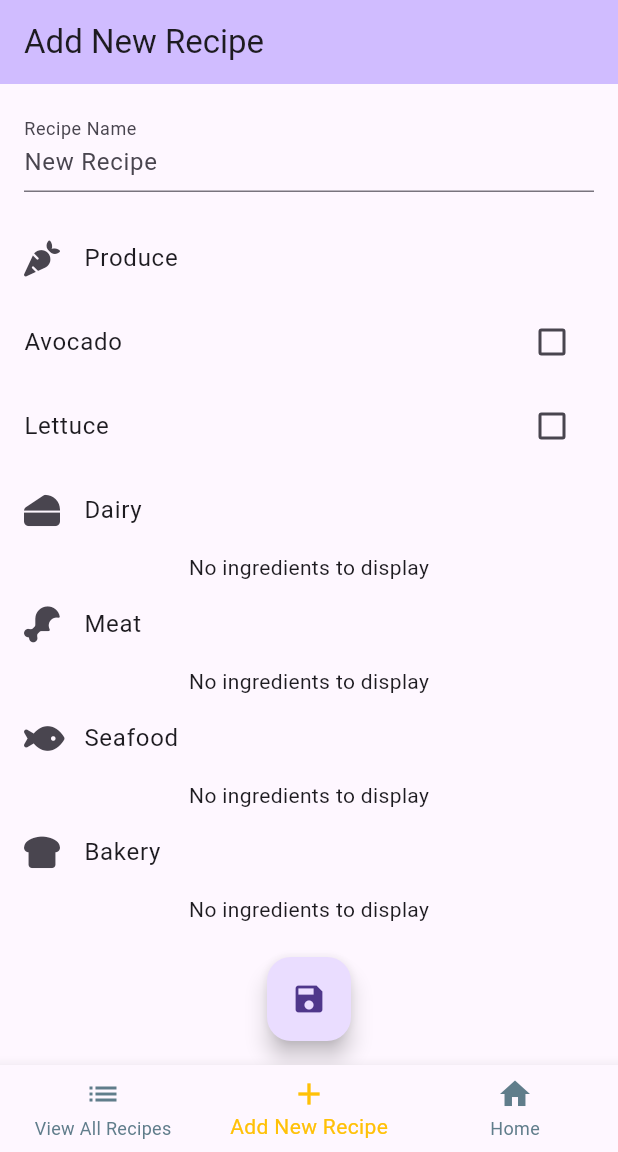
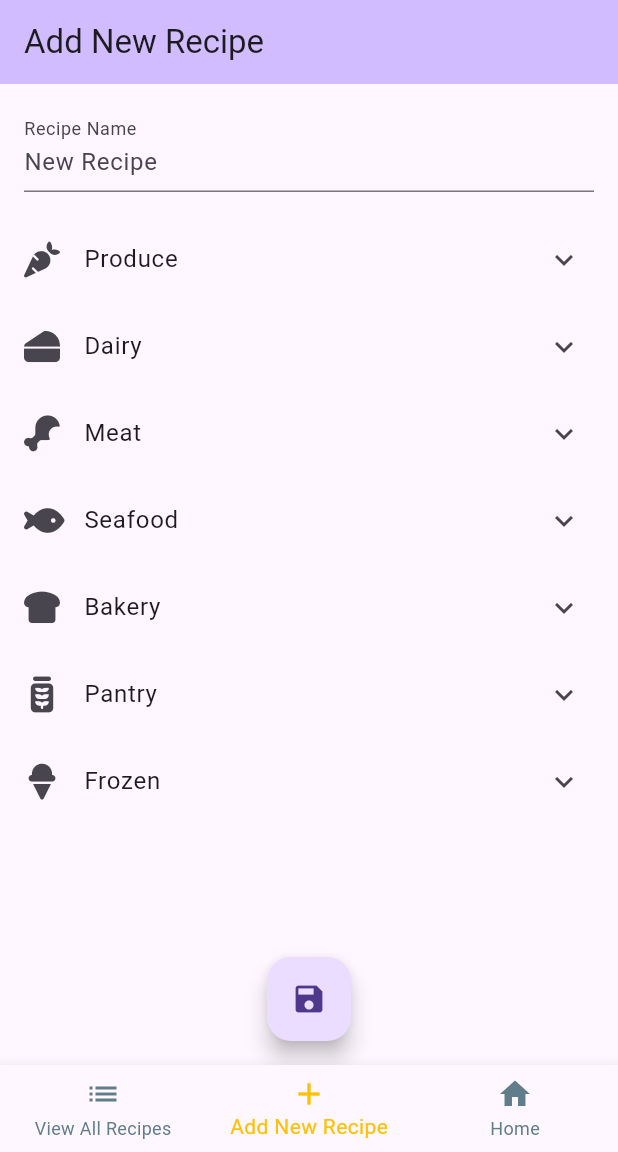
Before and after one commit to joelenehales/meal-plan-app, a Flutter app: the screen it shows after launch, item 2 of the bottom bar chosen, on a phone screen of 412 x 824 dp, the part 84-1236 px from its top. Run offline on Flutter 3.47's test engine with Material 3 defaults, Android fonts, the phone set to English and light mode, and no system bars; our stand-ins replace font_awesome_flutter, sqflite; accounts and stored records are empty.

Commit message:
Make ingredients checkbox widget collapsable for each type

```diff
--- a/meal_plan_app/lib/screens/new_recipe.dart
+++ b/meal_plan_app/lib/screens/new_recipe.dart
@@ -21,13 +21,15 @@ class _NewRecipePageState extends State<NewRecipePage> {
   // "for all" version)
   Widget ingredientsCheckboxWidget() {
     List<Widget> widgets = [];
-
     for (var ingredientType in IngredientType.values) {
-      widgets.add(ListTile(
-          leading: ingredientType.icon, title: Text(ingredientType.name)));
-      widgets.add(IngredientCheckboxWidget(
-          selectedIngredientIds: selectedIngredientIds,
-          ingredientType: ingredientType));
+      widgets.add(ExpansionTile(
+          leading: ingredientType.icon,
+          title: Text(ingredientType.name),
+          children: <Widget>[
+            IngredientCheckboxWidget(
+                selectedIngredientIds: selectedIngredientIds,
+                ingredientType: ingredientType)
+          ]));
     }
     return Column(children: widgets);
   }
```
Also changed, not shown: meal_plan_app/lib/screens/recipe_viewer.dart (+12 -9 lines).
